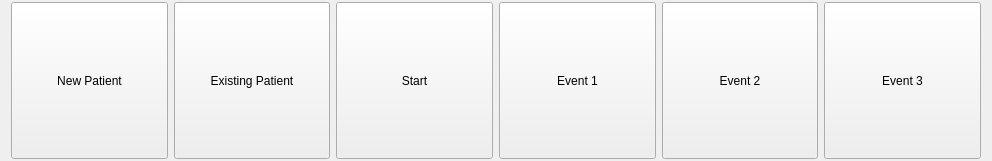
Old version of the form JS_UDS_UI/Controls/investigationbar.ui in the repository M-JEFFRYES/JS_UDS_SYSTEM.
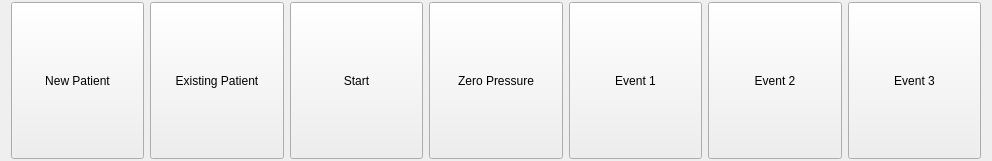
New version of the form.

```diff
--- a/JS_UDS_UI/Controls/investigationbar.ui
+++ b/JS_UDS_UI/Controls/investigationbar.ui
@@ -59,6 +59,19 @@
      </property>
     </widget>
    </item>
+   <item>
+    <widget class="QPushButton" name="zeroPressureButton">
+     <property name="sizePolicy">
+      <sizepolicy hsizetype="Minimum" vsizetype="MinimumExpanding">
+       <horstretch>0</horstretch>
+       <verstretch>0</verstretch>
+      </sizepolicy>
+     </property>
+     <property name="text">
+      <string>Zero Pressure</string>
+     </property>
+    </widget>
+   </item>
    <item>
     <widget class="QPushButton" name="event1Button">
      <property name="sizePolicy">
```
